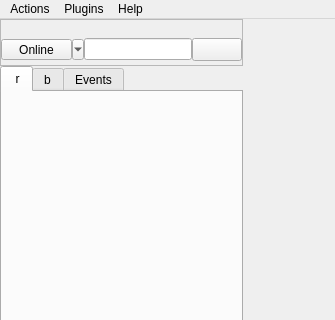
xmpp-graveyard/jabbim, file widgets/mainWindow.ui: the form before one commit; both pictures show x 0 to 335 and y 0 to 320 of the 335 by 682 pixel window.
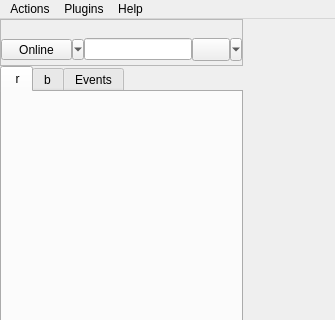
The form after the commit. Icons and pictures are not drawn.

Diff of the .ui file:
```diff
--- a/widgets/mainWindow.ui
+++ b/widgets/mainWindow.ui
@@ -502,7 +502,7 @@
                <string/>
               </property>
               <property name="popupMode" >
-               <enum>QToolButton::InstantPopup</enum>
+               <enum>QToolButton::MenuButtonPopup</enum>
               </property>
               <property name="toolButtonStyle" >
                <enum>Qt::ToolButtonTextBesideIcon</enum>
```
Left out of the diff: 16 changed lines with no effect on the pictures.
